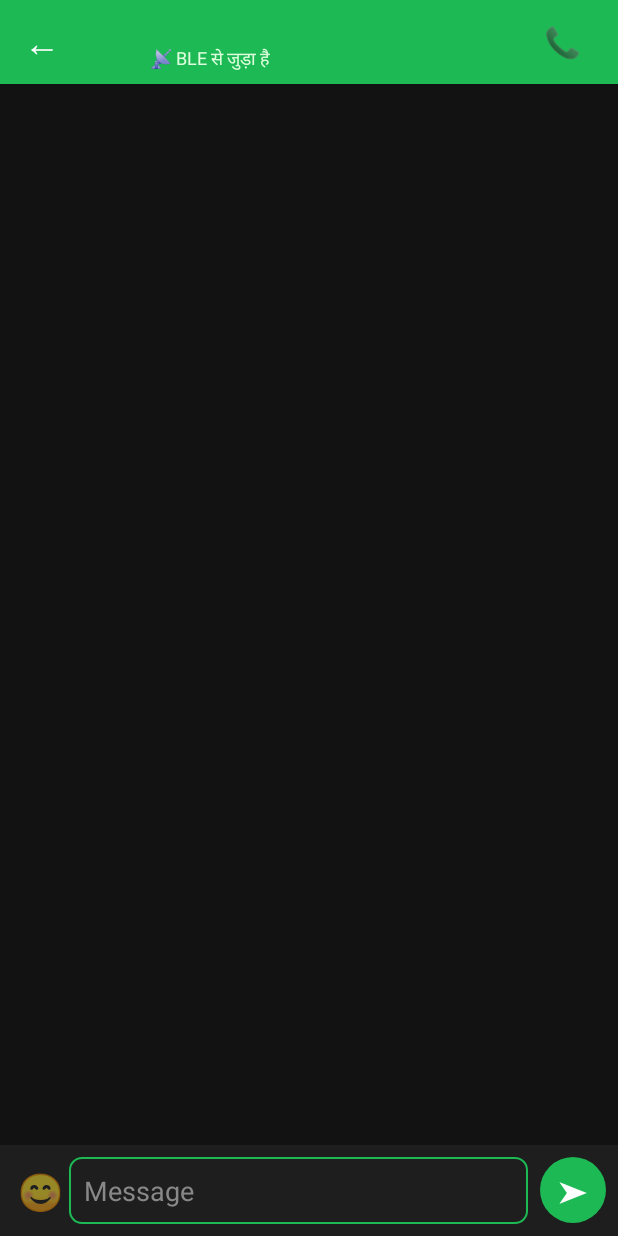
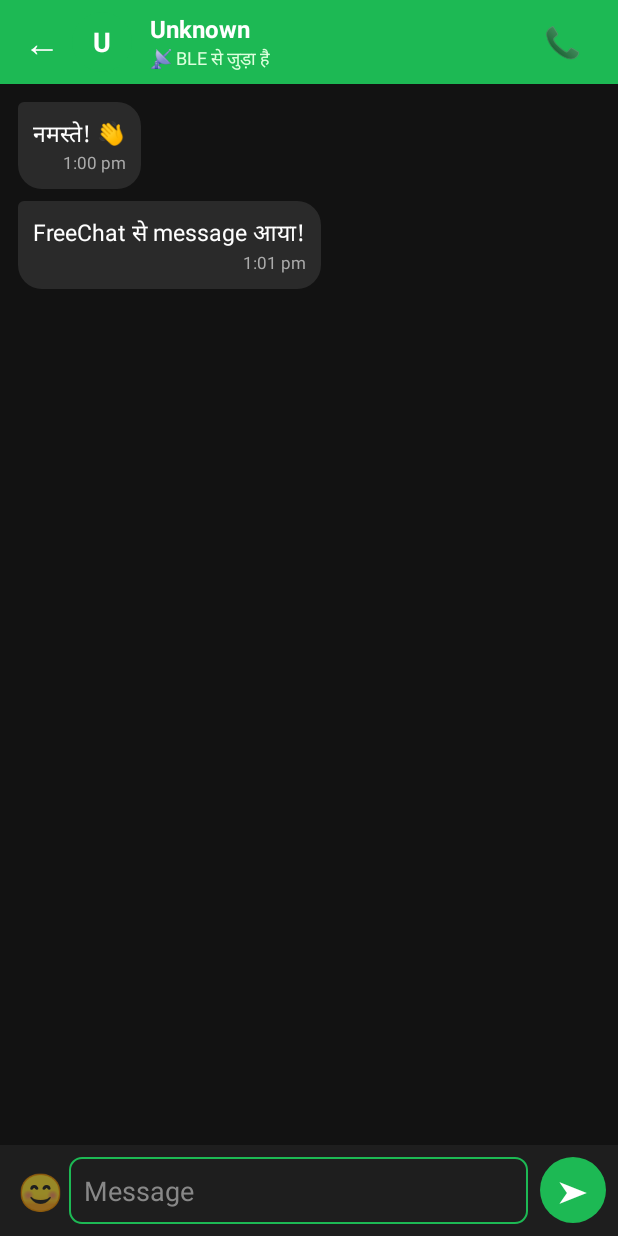
Before and after one commit to asrajuff-del/FreeChat, an Android app: the ChatActivity screen opened directly, with no data from a screen before it, on a phone screen of 412 x 824 dp. Run offline under Robolectric (Android 15) with nearby library versions, the phone set to English and light mode, and no system bars.

Commit message:
Update ChatActivity with message bubbles

```diff
--- a/app/src/main/java/com/freechat/app/ChatActivity.java
+++ b/app/src/main/java/com/freechat/app/ChatActivity.java
@@ -3,50 +3,61 @@ package com.freechat.app;
 import android.os.Bundle;
 import android.text.TextUtils;
 import android.widget.EditText;
-import android.widget.ImageButton;
+import android.widget.TextView;
 import androidx.appcompat.app.AppCompatActivity;
-import androidx.appcompat.widget.Toolbar;
 import androidx.recyclerview.widget.LinearLayoutManager;
 import androidx.recyclerview.widget.RecyclerView;
+import java.text.SimpleDateFormat;
 import java.util.ArrayList;
+import java.util.Date;
 import java.util.List;
+import java.util.Locale;
 
 public class ChatActivity extends AppCompatActivity {
 
     private EditText etMessage;
-    private ImageButton btnSend;
+    private TextView btnSend;
     private RecyclerView rvMessages;
-    private List<String> messages = new ArrayList<>();
+    private List<MessageAdapter.Message> messages = new ArrayList<>();
     private MessageAdapter adapter;
 
     @Override
     protected void onCreate(Bundle savedInstanceState) {
         super.onCreate(savedInstanceState);
         setContentView(R.layout.activity_chat);
-        Toolbar toolbar = findViewById(R.id.toolbar);
-        setSupportActionBar(toolbar);
-        getSupportActionBar().setTitle("Chat");
-        getSupportActionBar().setDisplayHomeAsUpEnabled(true);
+
+        String name = getIntent().getStringExtra("name");
+        if (name == null) name = "Unknown";
+
+        TextView tvBack = findViewById(R.id.tvBack);
+        TextView tvAvatar = findViewById(R.id.tvAvatar);
+        TextView tvName = findViewById(R.id.tvName);
+
+        tvAvatar.setText(name.substring(0, 1).toUpperCase());
+        tvName.setText(name);
+        tvBack.setOnClickListener(v -> finish());
+
         etMessage = findViewById(R.id.etMessage);
         btnSend = findViewById(R.id.btnSend);
         rvMessages = findViewById(R.id.rvMessages);
+
         adapter = new MessageAdapter(messages);
         rvMessages.setLayoutManager(new LinearLayoutManager(this));
         rvMessages.setAdapter(adapter);
+
+        messages.add(new MessageAdapter.Message("नमस्ते! 👋", false, "1:00 pm"));
+        messages.add(new MessageAdapter.Message("FreeChat से message आया!", false, "1:01 pm"));
+        adapter.notifyDataSetChanged();
+
         btnSend.setOnClickListener(v -> {
             String msg = etMessage.getText().toString().trim();
             if (!TextUtils.isEmpty(msg)) {
-                messages.add(msg);
+                String time = new SimpleDateFormat("h:mm a", Locale.getDefault()).format(new Date());
+                messages.add(new MessageAdapter.Message(msg, true, time));
                 adapter.notifyItemInserted(messages.size() - 1);
                 rvMessages.scrollToPosition(messages.size() - 1);
                 etMessage.setText("");
             }
         });
     }
-
-    @Override
-    public boolean onSupportNavigateUp() {
-        finish();
-        return true;
-    }
 }
```
